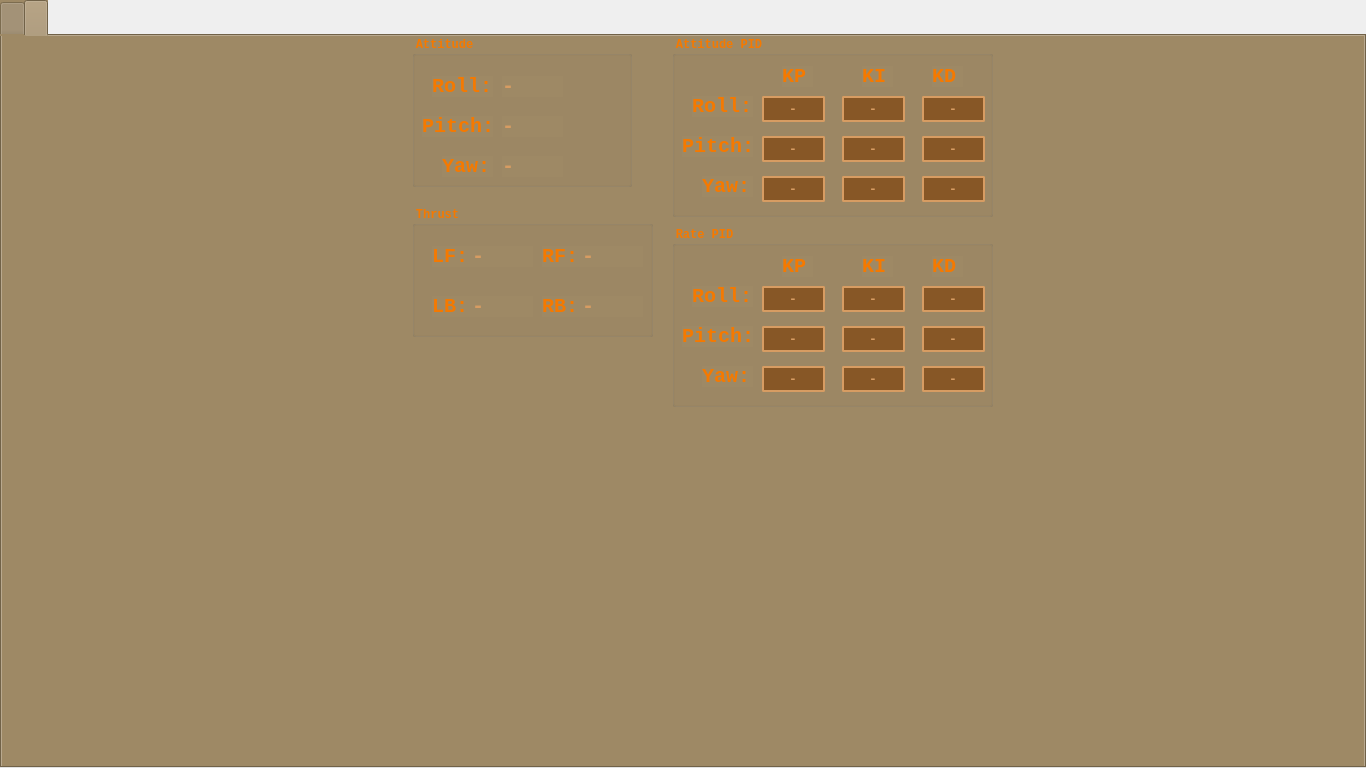
First picture: the form in GroundStation/mainwindow.ui, repository iron-kang/Qt, before the edit.
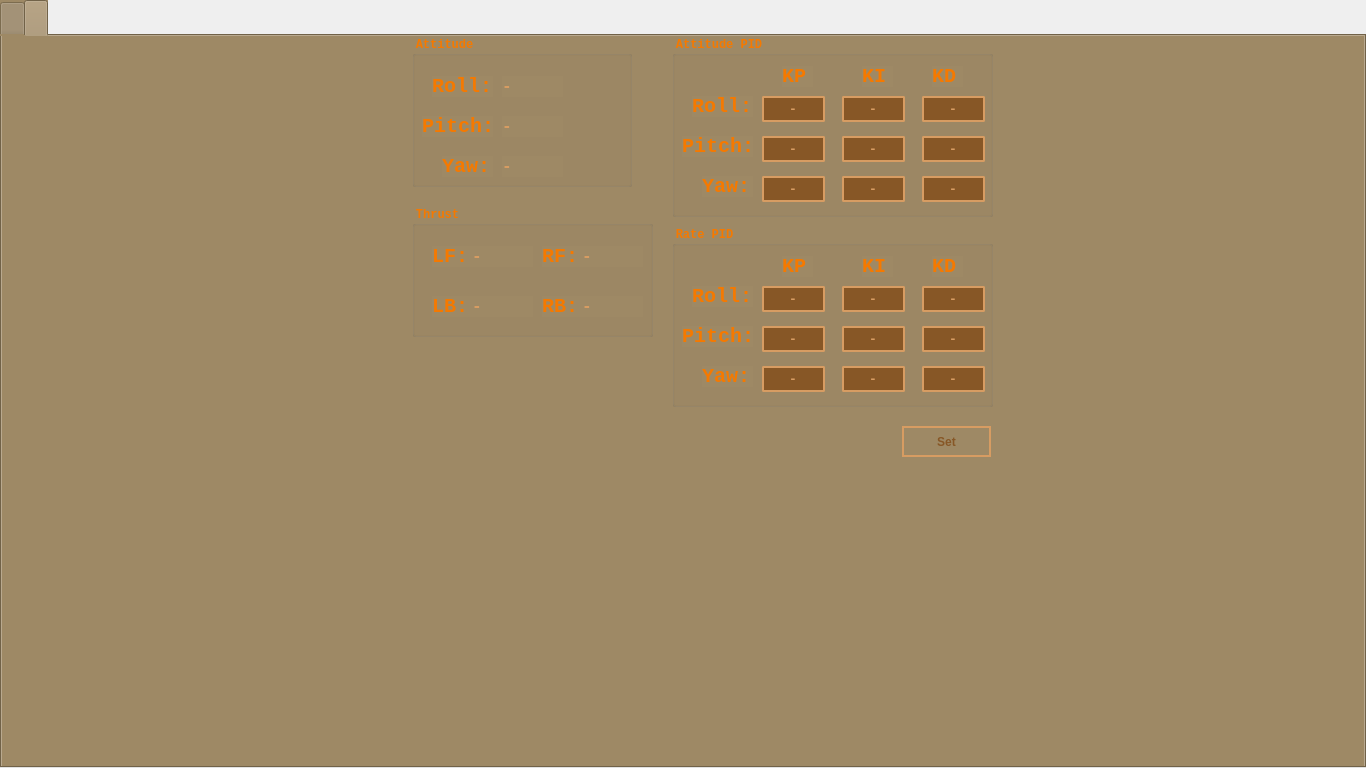
Second picture: the form after the edit. Icons and pictures are not drawn. Custom widgets are drawn as their Qt base class.

Commit message: 1. fix can't get over 40 bytes from tcp socket. 2. add set pid parameter button

Diff of the .ui file:
```diff
--- a/GroundStation/mainwindow.ui
+++ b/GroundStation/mainwindow.ui
@@ -521,7 +521,7 @@
        <property name="font">
         <font>
          <family>Monospace</family>
-         <pointsize>15</pointsize>
+         <pointsize>12</pointsize>
          <weight>75</weight>
          <bold>true</bold>
         </font>
@@ -545,7 +545,7 @@
        <property name="font">
         <font>
          <family>Monospace</family>
-         <pointsize>15</pointsize>
+         <pointsize>12</pointsize>
          <weight>75</weight>
          <bold>true</bold>
         </font>
@@ -569,7 +569,7 @@
        <property name="font">
         <font>
          <family>Monospace</family>
-         <pointsize>15</pointsize>
+         <pointsize>12</pointsize>
          <weight>75</weight>
          <bold>true</bold>
         </font>
@@ -593,7 +593,7 @@
        <property name="font">
         <font>
          <family>Monospace</family>
-         <pointsize>15</pointsize>
+         <pointsize>12</pointsize>
          <weight>75</weight>
          <bold>true</bold>
         </font>
@@ -640,7 +640,7 @@
        <property name="font">
         <font>
          <family>Monospace</family>
-         <pointsize>15</pointsize>
+         <pointsize>12</pointsize>
          <weight>75</weight>
          <bold>true</bold>
         </font>
@@ -664,7 +664,7 @@
        <property name="font">
         <font>
          <family>Monospace</family>
-         <pointsize>15</pointsize>
+         <pointsize>12</pointsize>
          <weight>75</weight>
          <bold>true</bold>
         </font>
@@ -761,7 +761,7 @@
        <property name="font">
         <font>
          <family>Monospace</family>
-         <pointsize>15</pointsize>
+         <pointsize>12</pointsize>
          <weight>75</weight>
          <bold>true</bold>
         </font>
@@ -1711,6 +1711,31 @@
        </property>
       </widget>
      </widget>
+     <widget class="QPushButton" name="btn_setpid">
+      <property name="geometry">
+       <rect>
+        <x>900</x>
+        <y>390</y>
+        <width>89</width>
+        <height>31</height>
+       </rect>
+      </property>
+      <property name="font">
+       <font>
+        <weight>75</weight>
+        <bold>true</bold>
+       </font>
+      </property>
+      <property name="styleSheet">
+       <string notr="true">color:rgb(135, 87, 38);
+border-style: solid;
+border-width: 2px;
+border-color: rgb(215, 156, 98);</string>
+      </property>
+      <property name="text">
+       <string>Set</string>
+      </property>
+     </widget>
     </widget>
    </widget>
   </widget>
```
The commit also changes 2 other files.
